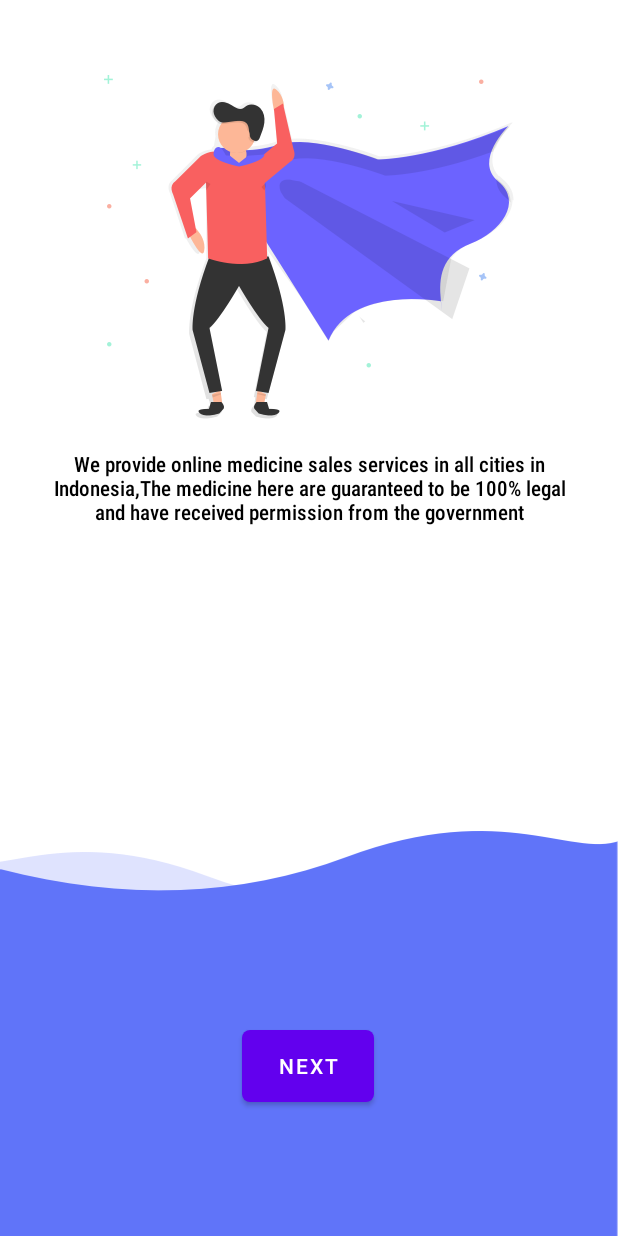
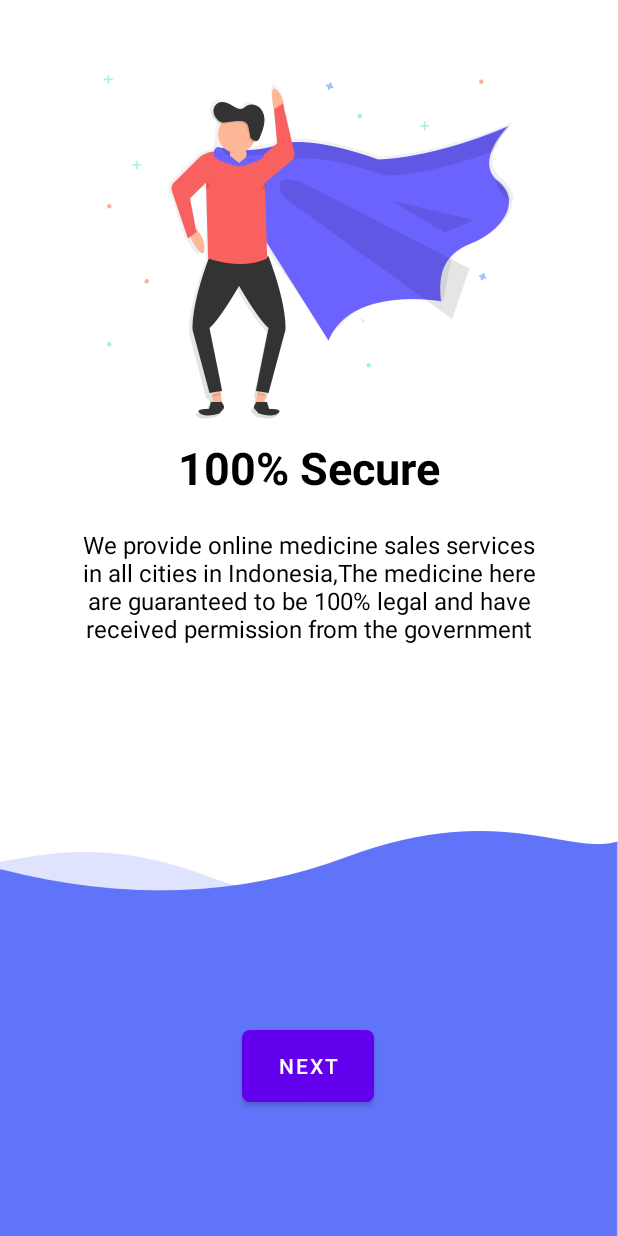
Before and after one commit to Rjndrkha/Tugas1_Mobile, an Android app: the screen it shows after launch (HalamanDua), on a phone screen of 412 x 824 dp. Run offline under Robolectric (Android 15) with nearby library versions, the phone set to English and light mode, and no system bars.

Commit message:
ADD PROGRAMM&FIX BUG

```diff
--- a/app/build.gradle
+++ b/app/build.gradle
@@ -40,4 +40,6 @@ dependencies {
     testImplementation 'junit:junit:4.+'
     androidTestImplementation 'androidx.test.ext:junit:1.1.2'
     androidTestImplementation 'androidx.test.espresso:espresso-core:3.3.0'
+
+
 }
--- a/app/src/main/res/layout/activity_halaman_dua.xml
+++ b/app/src/main/res/layout/activity_halaman_dua.xml
@@ -7,43 +7,63 @@
     android:background="@color/white"
     tools:context=".HalamanDua">
 
-    <ImageView
+
+
+    <LinearLayout
+        android:id="@+id/linearLayout2"
         android:layout_width="wrap_content"
         android:layout_height="wrap_content"
-        android:background="@drawable/ic_superhero"
-        app:layout_constraintRight_toRightOf="parent"
-        app:layout_constraintLeft_toLeftOf="parent"
-        app:layout_constraintTop_toTopOf="parent"
-        android:layout_marginTop="50dp"
-        android:id="@+id/logo2"
-        />
+        android:layout_centerInParent="true"
+        android:gravity="center_horizontal"
+        android:orientation="vertical">
 
-    <TextView
-        android:layout_width="357dp"
-        android:layout_height="60dp"
-        android:layout_marginTop="20dp"
-        android:fontFamily="sans-serif-condensed-medium"
-        android:text="We provide online medicine sales services in all cities in Indonesia,The medicine here are guaranteed to be 100% legal and have received permission from the government"
-        android:textAlignment="center"
-        android:textColor="@color/black"
-        app:layout_constraintEnd_toEndOf="parent"
-        app:layout_constraintStart_toStartOf="parent"
-        app:layout_constraintTop_toBottomOf="@id/logo2"
-        android:id="@+id/text1"
-        />
 
+        <ImageView
+            android:id="@+id/logo2"
+            android:layout_width="wrap_content"
+            android:layout_height="wrap_content"
+            android:layout_marginTop="50dp"
+            android:background="@drawable/ic_superhero"
+            app:layout_constraintLeft_toLeftOf="parent"
+            app:layout_constraintRight_toRightOf="parent"
+            app:layout_constraintTop_toTopOf="parent" />
+
+        <TextView
+            android:layout_width="wrap_content"
+            android:layout_height="wrap_content"
+            android:layout_marginTop="12dp"
+            android:text="@string/slide_1_title"
+            android:textColor="@android:color/black"
+            android:textSize="@dimen/slide_title"
+            android:textStyle="bold"
+            app:layout_constraintEnd_toEndOf="parent"
+            app:layout_constraintHorizontal_bias="0.498"
+            app:layout_constraintStart_toStartOf="parent"
+            app:layout_constraintTop_toBottomOf="@+id/logo2" />
+
+        <TextView
+            android:layout_width="wrap_content"
+            android:layout_height="wrap_content"
+            android:layout_marginTop="20dp"
+            android:paddingLeft="@dimen/desc_padding"
+            android:paddingRight="@dimen/desc_padding"
+            android:text="@string/slide_1_desc"
+            android:textAlignment="center"
+            android:textColor="@android:color/black"
+            android:textSize="@dimen/slide_desc" />
+
+    </LinearLayout>
 
     <ImageView
         android:id="@+id/gambar2"
         android:layout_width="match_parent"
         android:layout_height="wrap_content"
-        android:layout_marginTop="100dp"
         android:background="@drawable/bg_blue"
         app:layout_constraintBottom_toBottomOf="parent"
         app:layout_constraintHorizontal_bias="0.0"
         app:layout_constraintLeft_toLeftOf="parent"
         app:layout_constraintRight_toRightOf="parent"
-        app:layout_constraintTop_toBottomOf="@id/text1"
+        app:layout_constraintTop_toBottomOf="@+id/linearLayout2"
         app:layout_constraintVertical_bias="1.0" />
 
     <Button
--- a/app/src/main/res/layout/activity_halaman_empat.xml
+++ b/app/src/main/res/layout/activity_halaman_empat.xml
@@ -63,7 +63,7 @@
         android:layout_height="24dp"
         android:layout_marginTop="24dp"
         android:background="#E6E6FA"
-        android:fontFamily="sans-serif-smallcaps"
+        android:textColor="@color/black"
         android:hint="USERNAME"
         android:textAlignment="center"
         app:layout_constraintLeft_toLeftOf="parent"
@@ -90,8 +90,8 @@
         android:layout_height="24dp"
         android:layout_marginTop="24dp"
         android:background="#E6E6FA"
-        android:fontFamily="sans-serif-smallcaps"
-        android:hint="password"
+        android:textColor="@color/black"
+        android:hint="PASSWORD"
         android:inputType="textPassword"
         android:textAlignment="center"
         app:layout_constraintLeft_toLeftOf="parent"
--- a/app/src/main/res/menu/optionmenu.xml
+++ b/app/src/main/res/menu/optionmenu.xml
@@ -2,7 +2,7 @@
 <menu xmlns:app="http://schemas.android.com/apk/res-auto"
     xmlns:android="http://schemas.android.com/apk/res/android">
 
-    <item android:title="About"
+    <item android:title="About Developer"
           android:id="@+id/clkabout"
         />
 
--- a/app/src/main/res/values/dimens.xml
+++ b/app/src/main/res/values/dimens.xml
@@ -1,3 +1,12 @@
 <resources>
+
+    <dimen name="activity_horizontal_margin">16dp</dimen>
+    <dimen name="activity_vertical_margin">16dp</dimen>
     <dimen name="fab_margin">16dp</dimen>
+    <dimen name="dots_height">30dp</dimen>
+    <dimen name="dots_margin_bottom">20dp</dimen>
+    <dimen name="img_width_height">120dp</dimen>
+    <dimen name="slide_title">30dp</dimen>
+    <dimen name="slide_desc">16dp</dimen>
+    <dimen name="desc_padding">40dp</dimen>
 </resources>
--- a/app/src/main/res/values/strings.xml
+++ b/app/src/main/res/values/strings.xml
@@ -9,4 +9,14 @@
 
     <string name="hello_first_fragment">Hello first fragment</string>
     <string name="hello_second_fragment">Hello second fragment. Arg: %1$s</string>
+
+    <string name="slide_1_title">100% Secure</string>
+    <string name="slide_1_desc">We provide online medicine
+        sales services in all cities in Indonesia,The medicine here are guaranteed to
+        be 100% legal and have received permission from the government</string>
+
+    <string name="slide_2_title">R Med Store</string>
+    <string name="slide_2_desc">Just stay at home and order our crew will deliver</string>
+    <string name="skip">Skip</string>
+
 </resources>
```
Also changed, not shown: app/src/main/AndroidManifest.xml (+18 -16 lines), app/src/main/java/org/aplas/tugas1_rajendra/About.java (+13 -4 lines), app/src/main/java/org/aplas/tugas1_rajendra/Berhasil.java (+31 -12 lines), app/src/main/java/org/aplas/tugas1_rajendra/HalamanEmpat.java (+44 -7 lines), app/src/main/java/org/aplas/tugas1_rajendra/Register.java (+56 -8 lines), app/src/main/res/layout/activity_about.xml (+26 -10 lines), app/src/main/res/layout/activity_berhasil.xml (+13 -11 lines), app/src/main/res/layout/activity_halaman_tiga.xml (+40 -13 lines), app/src/main/res/layout/activity_register.xml (+39 -7 lines), app/src/main/res/values/colors.xml (+36 -0 lines).
